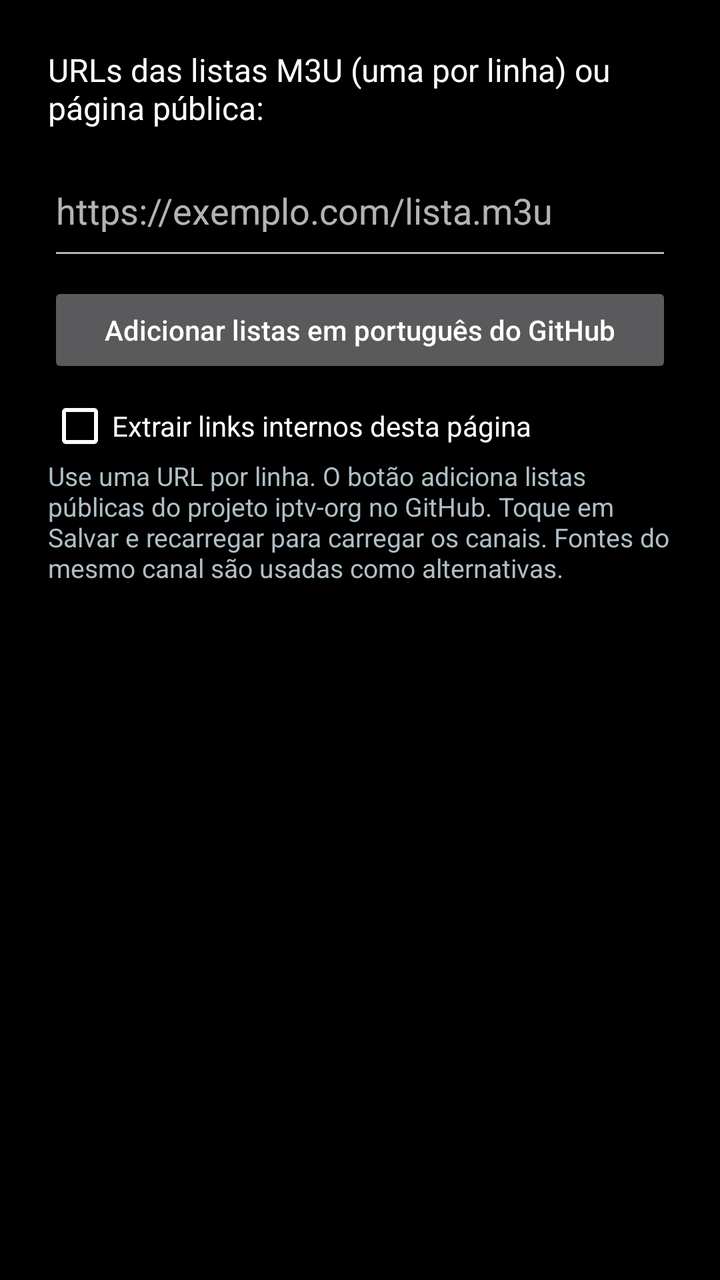
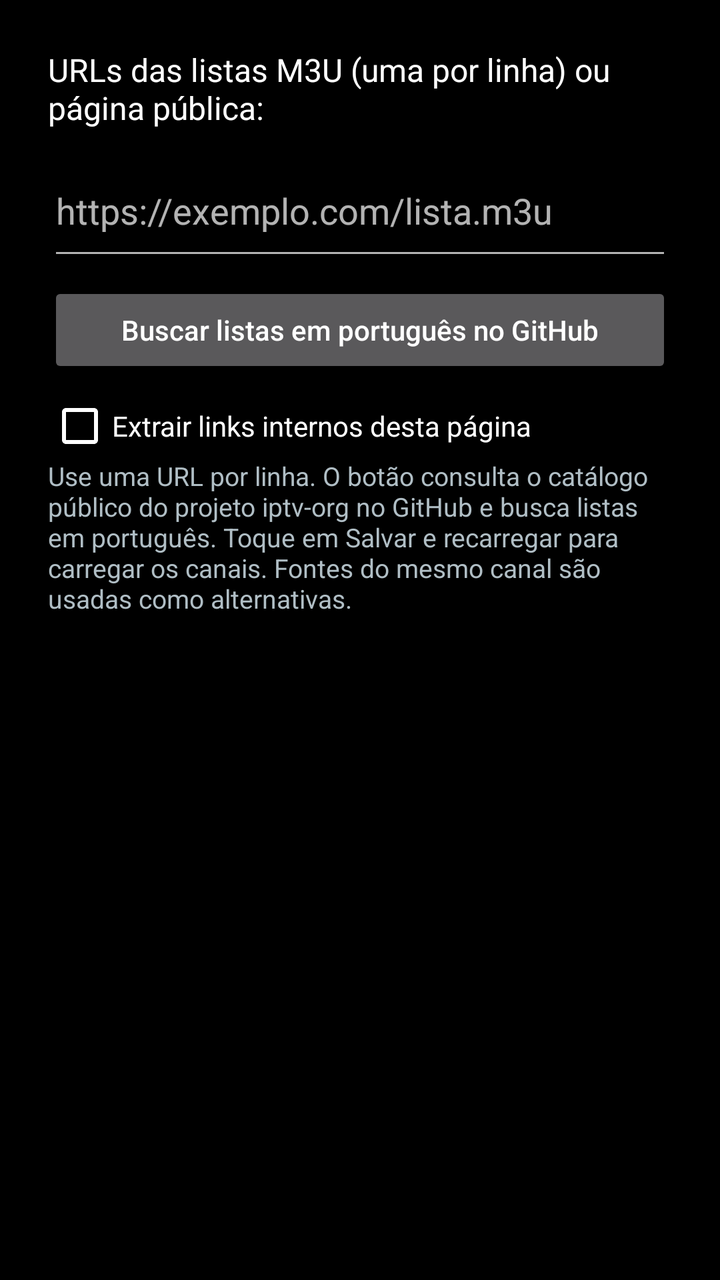

Compare the two renders of this Android layout. The source of the first and the diff that turns it into the second are given below.
<!-- AndroidManifest.xml: application theme Theme.StickTV -->
<!-- res/layout/dialog_settings.xml -->
<?xml version="1.0" encoding="utf-8"?>
<LinearLayout xmlns:android="http://schemas.android.com/apk/res/android"
    android:layout_width="match_parent"
    android:layout_height="wrap_content"
    android:orientation="vertical"
    android:padding="24dp">

    <TextView
        android:layout_width="wrap_content"
        android:layout_height="wrap_content"
        android:text="URLs das listas M3U (uma por linha) ou p&#225;gina p&#250;blica:"
        android:textColor="@color/white"
        android:textSize="16sp" />

    <EditText
        android:id="@+id/urlInput"
        android:layout_width="match_parent"
        android:layout_height="wrap_content"
        android:layout_marginTop="8dp"
        android:hint="https://exemplo.com/lista.m3u"
        android:imeOptions="actionDone|flagNoExtractUi"
        android:importantForAutofill="no"
        android:inputType="textMultiLine|textUri"
        android:minLines="2"
        android:maxLines="5"
        android:textColor="@color/white" />

    <Button
        android:id="@+id/publicListsButton"
        android:layout_width="match_parent"
        android:layout_height="wrap_content"
        android:layout_marginTop="6dp"
        android:text="Adicionar listas em portugu&#234;s do GitHub"
        android:textAllCaps="false"
        android:textColor="@color/white" />

    <CheckBox
        android:id="@+id/extractPageLinks"
        android:layout_width="match_parent"
        android:layout_height="wrap_content"
        android:layout_marginTop="8dp"
        android:buttonTint="@color/white"
        android:text="Extrair links internos desta p&#225;gina"
        android:textColor="@color/white" />

    <TextView
        android:layout_width="match_parent"
        android:layout_height="wrap_content"
        android:text="Use uma URL por linha. O bot&#227;o adiciona listas p&#250;blicas do projeto iptv-org no GitHub. Toque em Salvar e recarregar para carregar os canais. Fontes do mesmo canal s&#227;o usadas como alternativas."
        android:textColor="@color/text_secondary"
        android:textSize="13sp" />

    <TextView
        android:id="@+id/settingsInfo"
        android:layout_width="wrap_content"
        android:layout_height="wrap_content"
        android:layout_marginTop="12dp"
        android:textColor="@color/text_secondary"
        android:textSize="14sp" />
</LinearLayout>
<!-- resources referenced by this layout -->
<resources>
  <color name="text_secondary">#FFB0BEC5</color>
  <color name="white">#FFFFFFFF</color>
  <style name="Theme.StickTV" parent="Theme.AppCompat.NoActionBar">
          <item name="android:windowBackground">@color/black</item>
          <item name="android:windowFullscreen">true</item>
          <item name="colorPrimary">@color/accent</item>
          <item name="colorPrimaryDark">@color/black</item>
          <item name="colorAccent">@color/accent</item>
      </style>
  <color name="black">#FF000000</color>
  <color name="accent">#FF2979FF</color>
</resources>

<!-- the commit's change to res/layout/dialog_settings.xml (unified diff, before → after) -->
@@ -30,7 +30,7 @@
         android:layout_width="match_parent"
         android:layout_height="wrap_content"
         android:layout_marginTop="6dp"
-        android:text="Adicionar listas em portugu&#234;s do GitHub"
+        android:text="Buscar listas em portugu&#234;s no GitHub"
         android:textAllCaps="false"
         android:textColor="@color/white" />
 
@@ -46,7 +46,7 @@
     <TextView
         android:layout_width="match_parent"
         android:layout_height="wrap_content"
-        android:text="Use uma URL por linha. O bot&#227;o adiciona listas p&#250;blicas do projeto iptv-org no GitHub. Toque em Salvar e recarregar para carregar os canais. Fontes do mesmo canal s&#227;o usadas como alternativas."
+        android:text="Use uma URL por linha. O bot&#227;o consulta o cat&#225;logo p&#250;blico do projeto iptv-org no GitHub e busca listas em portugu&#234;s. Toque em Salvar e recarregar para carregar os canais. Fontes do mesmo canal s&#227;o usadas como alternativas."
         android:textColor="@color/text_secondary"
         android:textSize="13sp" />
 
